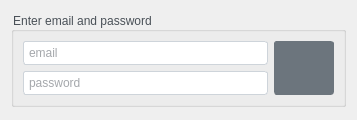
The window that ui/login.ui (runcode-git/Mailing) describes before a commit, drawn with Qt 5.
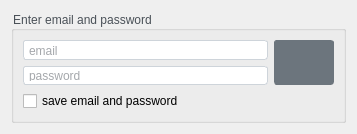
The same window after the commit. Icons and pictures are not drawn.

Diff of the .ui file:
```diff
--- a/ui/login.ui
+++ b/ui/login.ui
@@ -10,7 +10,7 @@
     <x>0</x>
     <y>0</y>
     <width>357</width>
-    <height>120</height>
+    <height>134</height>
    </rect>
   </property>
   <property name="sizePolicy">
@@ -22,13 +22,13 @@
   <property name="minimumSize">
    <size>
     <width>357</width>
-    <height>120</height>
+    <height>134</height>
    </size>
   </property>
   <property name="maximumSize">
    <size>
     <width>653</width>
-    <height>120</height>
+    <height>134</height>
    </size>
   </property>
   <property name="cursor">
@@ -86,7 +86,9 @@
      <property name="title">
       <string>Enter email and password</string>
      </property>
-     <layout class="QHBoxLayout" name="horizontalLayout_4">
+     <layout class="QVBoxLayout" name="verticalLayout_4">
+      <item>
+       <layout class="QHBoxLayout" name="horizontalLayout_2">
       <item>
        <layout class="QVBoxLayout" name="verticalLayout_2">
         <item>
@@ -143,6 +145,22 @@
          <bool>false</bool>
         </property>
        </widget>
+        </item>
+       </layout>
+      </item>
+      <item>
+       <layout class="QVBoxLayout" name="verticalLayout_3">
+        <item>
+         <widget class="QCheckBox" name="chk_save_login">
+          <property name="text">
+           <string>save email and password</string>
+          </property>
+          <property name="checked">
+           <bool>false</bool>
+          </property>
+         </widget>
+        </item>
+       </layout>
       </item>
      </layout>
     </widget>
```
Lines whose indentation alone changed are shown as unchanged.
